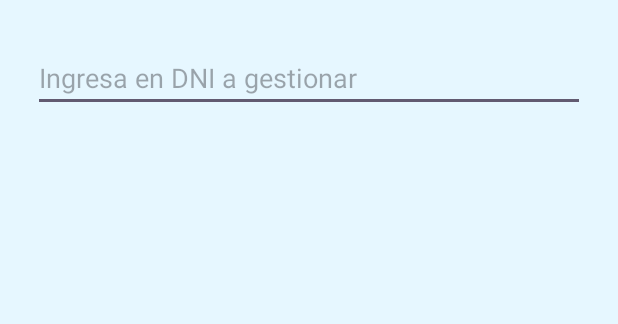
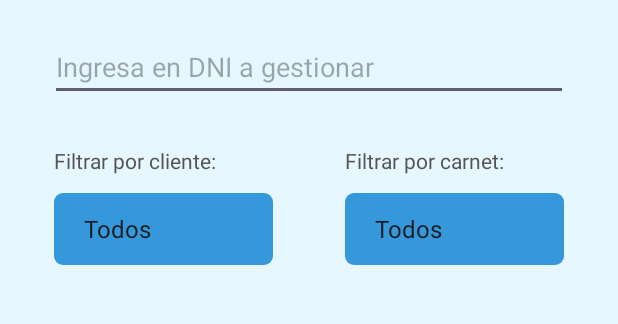
Before and after one commit to vlmnst/clubDeportivo, an Android app built with Jetpack Compose: the CustomerManagmentActivity screen opened directly, with no data from a screen before it, on a phone screen of 412 x 824 dp, the part 96-420 px from its top. Run offline under Robolectric (Android 15) with nearby library versions, the phone set to English and light mode, and no system bars.

Commit message:
feat: agrego selectores

```diff
--- a/app/src/main/java/com/example/clubdeportivo/CustomerManagmentActivity.kt
+++ b/app/src/main/java/com/example/clubdeportivo/CustomerManagmentActivity.kt
@@ -11,6 +11,19 @@ class CustomerManagmentActivity : AppCompatActivity() {
         super.onCreate(savedInstanceState)
         enableEdgeToEdge()
         setContentView(R.layout.activity_customer_managment)
+
+        // 1. Encuentra cada selector por su ID
+        val selectorCliente = findViewById<SelectorView>(R.id.selector_cliente)
+        val selectorCarnet = findViewById<SelectorView>(R.id.selector_carnet)
+
+        selectorCliente.setLabel("Filtrar por cliente:")
+        val opcionesCliente = listOf("Todos", "Socio", "No Socio")
+        selectorCliente.setOptions(opcionesCliente)
+
+        selectorCarnet.setLabel("Filtrar por carnet:")
+        val opcionesCarnet = listOf("Todos", "Con carnet", "Sin Carnet")
+        selectorCarnet.setOptions(opcionesCarnet)
+
         ViewCompat.setOnApplyWindowInsetsListener(findViewById(R.id.main)) { v, insets ->
             val systemBars = insets.getInsets(WindowInsetsCompat.Type.systemBars())
             v.setPadding(systemBars.left, systemBars.top, systemBars.right, systemBars.bottom)
--- a/app/src/main/java/com/example/clubdeportivo/MenuPrincipal.kt
+++ b/app/src/main/java/com/example/clubdeportivo/MenuPrincipal.kt
@@ -1,6 +1,8 @@
 package com.example.clubdeportivo
 
+import android.content.Intent
 import android.os.Bundle
+import android.widget.Button
 import androidx.activity.enableEdgeToEdge
 import androidx.appcompat.app.AppCompatActivity
 import androidx.core.view.ViewCompat
@@ -16,5 +18,12 @@ class MenuPrincipal : AppCompatActivity() {
             v.setPadding(systemBars.left, systemBars.top, systemBars.right, systemBars.bottom)
             insets
         }
+
+        val btnManageCustomer = findViewById<Button>(R.id.btn_manage_customer)
+        // listen click == addEventListener('click')
+        btnManageCustomer.setOnClickListener {
+            val intent = Intent(this, CustomerManagmentActivity::class.java)
+            startActivity(intent)
+        }
     }
 }
--- /dev/null
+++ b/app/src/main/java/com/example/clubdeportivo/SelectorView.kt
@@ -0,0 +1,50 @@
+package com.example.clubdeportivo
+
+import android.content.Context
+import android.util.AttributeSet
+import android.view.LayoutInflater
+import android.widget.LinearLayout
+import android.widget.Spinner
+import android.widget.TextView
+import com.example.clubdeportivo.R
+
+class SelectorView @JvmOverloads constructor(
+    context: Context,
+    attrs: AttributeSet? = null,
+    defStyleAttr: Int = 0
+) : LinearLayout(context, attrs, defStyleAttr) {
+
+    private val label: TextView
+    private val spinner: Spinner
+
+    init {
+        // Inflamos el layout que hicimos (view_selector.xml)
+        LayoutInflater.from(context).inflate(R.layout.view_selector, this, true)
+
+        orientation = VERTICAL
+
+        label = findViewById(R.id.selector_label)
+        spinner = findViewById(R.id.selector_spinner)
+    }
+
+    // Función para setear el texto del label (ej: "País", "Provincia")
+    fun setLabel(text: String) {
+        label.text = text
+    }
+
+    // Función para setear la lista de opciones
+    fun setOptions(options: List<String>) {
+        val adapter = android.widget.ArrayAdapter(
+            context,
+            android.R.layout.simple_spinner_item,
+            options
+        )
+        adapter.setDropDownViewResource(android.R.layout.simple_spinner_dropdown_item)
+        spinner.adapter = adapter
+    }
+
+    // Función para obtener el valor seleccionado
+    fun getSelected(): String {
+        return spinner.selectedItem?.toString() ?: ""
+    }
+}
--- /dev/null
+++ b/app/src/main/res/drawable/spinner_background.xml
@@ -0,0 +1,9 @@
+<?xml version="1.0" encoding="utf-8"?>
+<shape xmlns:android="http://schemas.android.com/apk/res/android"
+    android:shape="rectangle">
+
+    <solid android:color="#3498DB" />
+
+    <corners android:radius="6dp" />
+
+</shape>
--- a/app/src/main/res/layout/activity_customer_managment.xml
+++ b/app/src/main/res/layout/activity_customer_managment.xml
@@ -19,16 +19,40 @@
         android:layout_width="match_parent"
         android:layout_height="wrap_content"
         android:orientation="vertical"
-        android:layout_marginHorizontal="33px"
-        android:paddingBottom="25px"
-        android:paddingTop="44px">
+        android:layout_marginHorizontal="33dp"
+        android:paddingBottom="2dp"
+        android:paddingTop="22dp">
 
         <EditText
             android:id="@+id/edit_text_uno"
             android:layout_width="match_parent"
             android:layout_height="wrap_content"
-            android:layout_marginBottom="25px"
-            android:hint="Ingresa en DNI a gestionar" />
+            android:layout_marginBottom="12dp"
+            android:hint="@string/ingresa_en_dni_a_gestionar" />
+
+    </LinearLayout>
+
+    <LinearLayout
+        android:layout_width="match_parent"
+        android:layout_height="wrap_content"
+        android:orientation="horizontal"
+        android:paddingHorizontal="20dp"
+        android:baselineAligned="false">
+
+        <com.example.clubdeportivo.SelectorView
+            android:id="@+id/selector_cliente"
+            android:layout_width="0dp"
+            android:layout_height="wrap_content"
+            android:layout_weight="1"
+            android:layout_marginEnd="8dp"
+            />
+
+        <com.example.clubdeportivo.SelectorView
+            android:id="@+id/selector_carnet"
+            android:layout_width="0dp"
+            android:layout_height="wrap_content"
+            android:layout_weight="1"
+            android:layout_marginStart="8dp"/>
 
     </LinearLayout>
 
--- a/app/src/main/res/layout/activity_menu_principal.xml
+++ b/app/src/main/res/layout/activity_menu_principal.xml
@@ -56,6 +56,7 @@
             />
 
         <androidx.appcompat.widget.AppCompatButton
+            android:id="@+id/btn_manage_customer"
             android:layout_width="match_parent"
             android:layout_marginHorizontal="45dp"
             android:layout_height="wrap_content"
--- /dev/null
+++ b/app/src/main/res/layout/view_selector.xml
@@ -0,0 +1,30 @@
+<?xml version="1.0" encoding="utf-8"?>
+<LinearLayout xmlns:android="http://schemas.android.com/apk/res/android"
+    android:id="@+id/selector_root"
+    android:layout_width="match_parent"
+    android:layout_height="wrap_content"
+    android:orientation="vertical"
+    android:padding="16dp">
+
+    <!-- Texto que describe el selector -->
+    <TextView
+        android:id="@+id/selector_label"
+        android:layout_width="wrap_content"
+        android:layout_height="wrap_content"
+        android:text="Titulo"
+        android:textSize="14sp"
+        android:textColor="#555555"
+        android:layout_marginBottom="4dp"/>
+
+    <!-- Desplegable -->
+    <Spinner
+        android:id="@+id/selector_spinner"
+        android:layout_width="match_parent"
+        android:layout_height="48dp"
+        android:layout_marginTop="8dp"
+        android:background="@drawable/spinner_background"
+        android:paddingStart="12dp"
+        android:paddingEnd="12dp"  />
+
+
+</LinearLayout>
--- a/app/src/main/res/values/strings.xml
+++ b/app/src/main/res/values/strings.xml
@@ -1,4 +1,5 @@
 <resources>
     <string name="app_name">Club Deportivo</string>
     <string name="title_activity_menu_principal">MenuPrincipal</string>
+    <string name="ingresa_en_dni_a_gestionar">Ingresa en DNI a gestionar</string>
 </resources>
```
